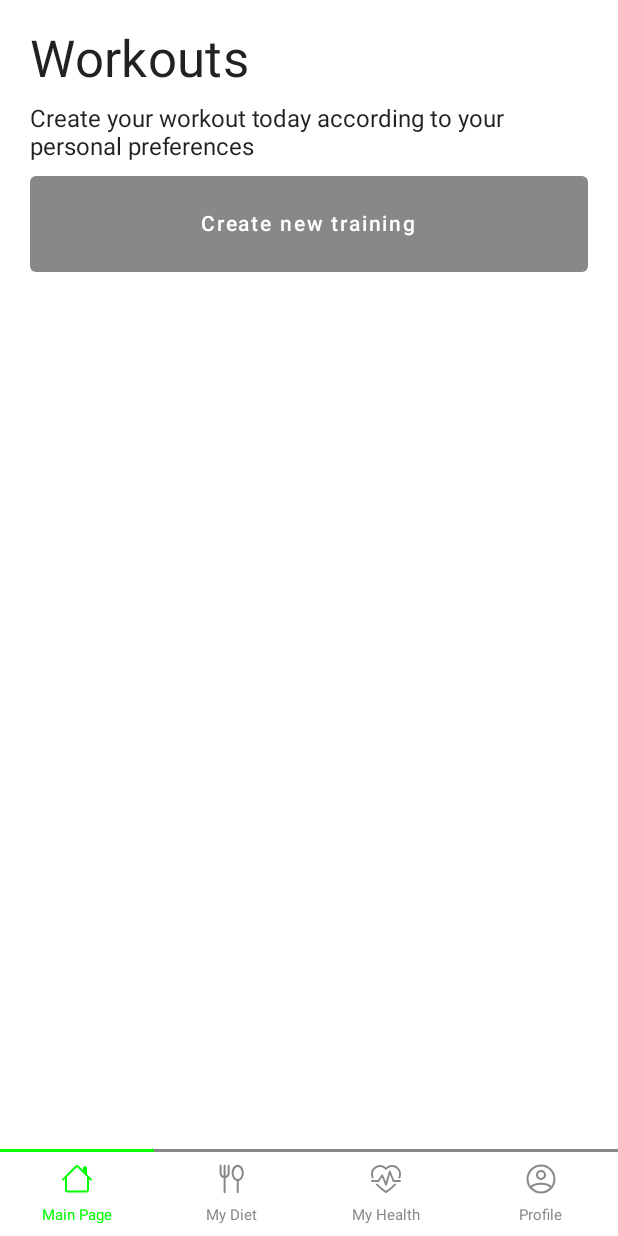
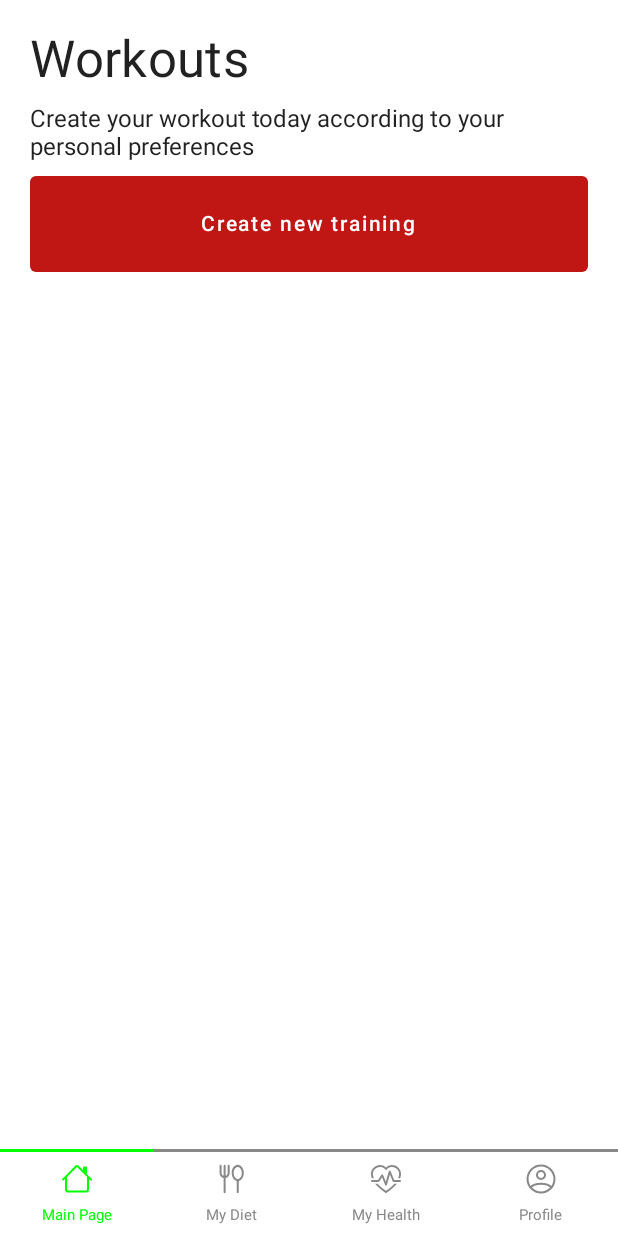
Before and after one commit to converse0/go-great, an Android app built with Jetpack Compose: the screen it shows after launch (MainActivity), on a phone screen of 412 x 824 dp. Run offline under Robolectric (Android 15) with nearby library versions, the phone set to English and light mode, and no system bars; our stand-ins replace Dagger/Hilt's generated code; libraries missing offline, so code that uses them is left out: com.skydoves.landscapist; 9 statements that could not run were skipped.

Commit message:
color fix

```diff
--- a/app/src/main/java/com/masuta/gogreat/presentation/auth/AboutScreen.kt
+++ b/app/src/main/java/com/masuta/gogreat/presentation/auth/AboutScreen.kt
@@ -28,6 +28,7 @@ import com.masuta.gogreat.presentation.components.SliderWithLabelUserDiet
 import com.masuta.gogreat.presentation.profile.LineSelectPoint
 import com.masuta.gogreat.presentation.profile.firstCharToUpperCase
 import com.masuta.gogreat.presentation.profile.normalizeString
+import com.masuta.gogreat.presentation.ui.theme.Red
 import com.masuta.gogreat.presentation.ui.theme.SportTheme
 
 @Composable
@@ -195,7 +196,7 @@ fun AboutForm(
                 )
                 navController.navigate("main")
             },
-            colors = ButtonDefaults.buttonColors(backgroundColor = Color.Gray),
+            colors = ButtonDefaults.buttonColors(backgroundColor = Red),
             modifier = Modifier
                 .fillMaxWidth()
                 .align(Alignment.BottomCenter)
--- a/app/src/main/java/com/masuta/gogreat/presentation/auth/LaunchScreen.kt
+++ b/app/src/main/java/com/masuta/gogreat/presentation/auth/LaunchScreen.kt
@@ -18,6 +18,7 @@ import androidx.compose.ui.tooling.preview.Preview
 import androidx.compose.ui.unit.dp
 import androidx.navigation.NavController
 import androidx.navigation.NavHostController
+import com.masuta.gogreat.presentation.ui.theme.Red
 import com.masuta.gogreat.presentation.ui.theme.SportTheme
 
 @Composable
@@ -47,7 +48,7 @@ fun LaunchScreen(
             onClick = {
                  navController.navigate("sign-in")
             },
-            colors = ButtonDefaults.buttonColors(backgroundColor = Color.Gray),
+            colors = ButtonDefaults.buttonColors(backgroundColor = Red),
             modifier = Modifier.fillMaxWidth()
         ) {
             Text(text = "Login", color = Color.White, modifier = Modifier.padding(vertical = 16.dp))
--- a/app/src/main/java/com/masuta/gogreat/presentation/auth/SignInScreen.kt
+++ b/app/src/main/java/com/masuta/gogreat/presentation/auth/SignInScreen.kt
@@ -31,6 +31,7 @@ import androidx.navigation.NavHostController
 import com.masuta.gogreat.domain.model.LoginResponse
 import com.masuta.gogreat.domain.model.User
 import com.masuta.gogreat.presentation.components.InputTextField
+import com.masuta.gogreat.presentation.ui.theme.Red
 import com.masuta.gogreat.presentation.ui.theme.SportTheme
 import kotlinx.coroutines.CoroutineScope
 import kotlinx.coroutines.Dispatchers
@@ -133,7 +134,7 @@ fun SignInForm(viewModel: SignInViewModel, navController: NavHostController) {
                 }
             }
         },
-        colors = ButtonDefaults.buttonColors(backgroundColor = Color.Gray),
+        colors = ButtonDefaults.buttonColors(backgroundColor = Red),
         modifier = Modifier
             .fillMaxWidth()
             .padding(vertical = 40.dp)
--- a/app/src/main/java/com/masuta/gogreat/presentation/auth/SignUpScreen.kt
+++ b/app/src/main/java/com/masuta/gogreat/presentation/auth/SignUpScreen.kt
@@ -23,6 +23,7 @@ import androidx.navigation.NavHostController
 import com.masuta.gogreat.domain.model.LoginResponse
 import com.masuta.gogreat.domain.model.User
 import com.masuta.gogreat.presentation.components.InputTextField
+import com.masuta.gogreat.presentation.ui.theme.Red
 import com.masuta.gogreat.presentation.ui.theme.SportTheme
 import kotlinx.coroutines.CoroutineScope
 import kotlinx.coroutines.Dispatchers
@@ -144,7 +145,7 @@ fun SignUpForm(viewModel: SignUpViewModel, navController: NavHostController) {
                     }
                 }
             },
-            colors = ButtonDefaults.buttonColors(backgroundColor = Color.Gray),
+            colors = ButtonDefaults.buttonColors(backgroundColor = Red),
             modifier = Modifier
                 .fillMaxWidth()
                 .padding(
--- a/app/src/main/java/com/masuta/gogreat/presentation/main/MainScreen.kt
+++ b/app/src/main/java/com/masuta/gogreat/presentation/main/MainScreen.kt
@@ -22,6 +22,7 @@ import com.masuta.gogreat.domain.model.gender
 import com.masuta.gogreat.presentation.BottomNavigationItem
 import com.masuta.gogreat.presentation.components.BottomMenuBar
 import com.masuta.gogreat.presentation.ui.theme.Purple200
+import com.masuta.gogreat.presentation.ui.theme.Red
 import com.skydoves.landscapist.glide.GlideImage
 
 @Composable
@@ -74,7 +75,7 @@ fun MainScreen(
                         onClick = {
                             navController.navigate("new-training")
                         },
-                        colors = ButtonDefaults.buttonColors(backgroundColor = Color.Gray),
+                        colors = ButtonDefaults.buttonColors(backgroundColor = Red),
                         modifier = Modifier
                             .fillMaxWidth()
                     ) {
--- a/app/src/main/java/com/masuta/gogreat/presentation/new_training/ExerciseScreen.kt
+++ b/app/src/main/java/com/masuta/gogreat/presentation/new_training/ExerciseScreen.kt
@@ -29,6 +29,7 @@ import com.masuta.gogreat.domain.model.TrainingExercise
 import com.masuta.gogreat.presentation.components.DropdownDemo
 import com.masuta.gogreat.presentation.components.SliderWithLabel
 import com.masuta.gogreat.presentation.components.SliderWithText
+import com.masuta.gogreat.presentation.ui.theme.Red
 import com.skydoves.landscapist.glide.GlideImage
 import io.ktor.util.reflect.*
 
@@ -267,7 +268,7 @@ fun NewExerciseParameters(
                     println(exercise)
                     println(ex)
                 },
-                colors = ButtonDefaults.buttonColors(backgroundColor = Color.Gray),
+                colors = ButtonDefaults.buttonColors(backgroundColor = Red),
                 modifier = Modifier
                     .fillMaxWidth()
                     .padding(40.dp)
--- a/app/src/main/java/com/masuta/gogreat/presentation/new_training/NewTrainingScreen.kt
+++ b/app/src/main/java/com/masuta/gogreat/presentation/new_training/NewTrainingScreen.kt
@@ -36,6 +36,8 @@ import com.masuta.gogreat.domain.model.ExerciseType
 import com.masuta.gogreat.domain.model.Training
 import com.masuta.gogreat.domain.model.TrainingExercise
 import com.masuta.gogreat.domain.model.gender
+import com.masuta.gogreat.presentation.ui.theme.Green
+import com.masuta.gogreat.presentation.ui.theme.Red
 import com.masuta.gogreat.presentation.ui.theme.SportTheme
 import com.skydoves.landscapist.glide.GlideImage
 
@@ -97,7 +99,7 @@ fun NewTrainingScreen(
                     openModal.value = true
                 },
                 enabled= listExercises.value.isNotEmpty(),
-                colors = ButtonDefaults.buttonColors(backgroundColor = Color.Gray),
+                colors = ButtonDefaults.buttonColors(backgroundColor = Red),
                 modifier = Modifier
                     .fillMaxWidth()
                     .padding(vertical = 16.dp, horizontal = 16.dp)
@@ -183,7 +185,7 @@ fun Modal(
                         onSave(name.value)
                     },
                     enabled = name.value.isNotEmpty(),
-                    colors = ButtonDefaults.buttonColors(backgroundColor = Color.Gray),
+                    colors = ButtonDefaults.buttonColors(backgroundColor = Green),
                     modifier = Modifier
                         .fillMaxWidth()
                 ) {
--- a/app/src/main/java/com/masuta/gogreat/presentation/ui/theme/Color.kt
+++ b/app/src/main/java/com/masuta/gogreat/presentation/ui/theme/Color.kt
@@ -6,3 +6,5 @@ val Purple200 = Color(0xFFBB86FC)
 val Purple500 = Color(0xFF6200EE)
 val Purple700 = Color(0xFF3700B3)
 val Teal200 = Color(0xFF03DAC5)
+val Green = Color(0xFF29C41B)
+val Red = Color(0xFFC01715)
--- a/app/src/main/java/com/masuta/gogreat/presentation/ui/theme/Theme.kt
+++ b/app/src/main/java/com/masuta/gogreat/presentation/ui/theme/Theme.kt
@@ -12,9 +12,9 @@ private val DarkColorPalette = darkColors(
 )
 
 private val LightColorPalette = lightColors(
-    primary = Purple500,
+    primary = Green,
     primaryVariant = Purple700,
-    secondary = Teal200
+    secondary = Red
 
     /* Other default colors to override
     background = Color.White,
--- a/app/src/main/java/com/masuta/gogreat/presentation/workout/Modal.kt
+++ b/app/src/main/java/com/masuta/gogreat/presentation/workout/Modal.kt
@@ -29,6 +29,7 @@ import androidx.compose.ui.tooling.preview.Preview
 import androidx.compose.ui.unit.dp
 import com.masuta.gogreat.R
 import com.masuta.gogreat.presentation.components.InputTextField
+import com.masuta.gogreat.presentation.ui.theme.Green
 import com.masuta.gogreat.presentation.ui.theme.SportTheme
 
 @OptIn(ExperimentalComposeUiApi::class)
@@ -105,7 +106,7 @@ fun StartTrainingModal(
             }
             TextButton(
                 onClick =  onSave,
-                colors = ButtonDefaults.buttonColors(backgroundColor = Color.Gray),
+                colors = ButtonDefaults.buttonColors(backgroundColor = Green),
                 modifier = Modifier
                     .fillMaxWidth()
                     .padding(16.dp)
--- a/app/src/main/java/com/masuta/gogreat/presentation/workout/StartTrainingScreen.kt
+++ b/app/src/main/java/com/masuta/gogreat/presentation/workout/StartTrainingScreen.kt
@@ -32,6 +32,7 @@ import com.google.android.exoplayer2.upstream.DefaultDataSource
 import com.masuta.gogreat.domain.model.TrainingExercise
 import com.masuta.gogreat.presentation.main.Timer
 import com.masuta.gogreat.presentation.new_training.toInteger
+import com.masuta.gogreat.presentation.ui.theme.Green
 
 @Composable
 fun StartTrainingScreen(
@@ -328,7 +329,7 @@ fun ButtonSection(
             modifier = Modifier
                 .width(100.dp)
                 .height(50.dp),
-            colors = ButtonDefaults.buttonColors(backgroundColor = Color.Green),
+            colors = ButtonDefaults.buttonColors(backgroundColor = Green),
             shape = RoundedCornerShape(16.dp)
         ) {
             Text(text = "I managed!", color = Color.White)
--- a/app/src/main/java/com/masuta/gogreat/presentation/workout/WorkoutScreen.kt
+++ b/app/src/main/java/com/masuta/gogreat/presentation/workout/WorkoutScreen.kt
@@ -24,6 +24,7 @@ import androidx.navigation.NavHostController
 import com.masuta.gogreat.R
 import com.masuta.gogreat.domain.model.TrainingExercise
 import com.masuta.gogreat.domain.model.gender
+import com.masuta.gogreat.presentation.ui.theme.Red
 import com.skydoves.landscapist.glide.GlideImage
 
 @Composable
@@ -89,7 +90,7 @@ fun WorkoutScreen(
                 viewModel.startTraining(uid)
                 navController.navigate("start-training/$uid")
             },
-            colors = ButtonDefaults.buttonColors(backgroundColor = Color.Red),
+            colors = ButtonDefaults.buttonColors(backgroundColor = Red),
             modifier = Modifier
                 .fillMaxWidth()
                 .align(Alignment.BottomCenter)
```
